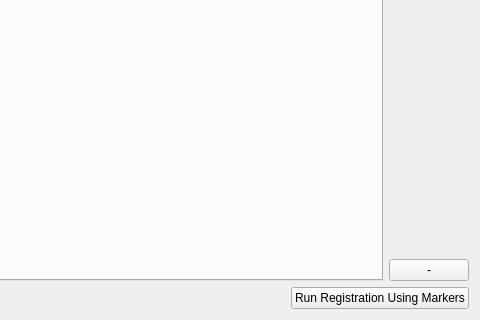
The window that ui/ui_registration_markers.ui (neutronimaging/python_notebooks) describes before a commit, drawn with Qt 5; both pictures show x 114 to 594 and y 211 to 531 of the 594 by 531 pixel window.
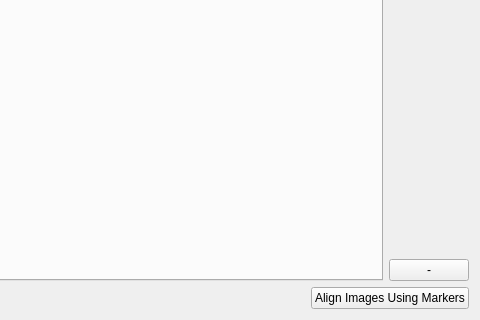
The same window after the commit.

Commit message: alignmenet using markers works

What changed in the file:
```diff
--- a/ui/ui_registration_markers.ui
+++ b/ui/ui_registration_markers.ui
@@ -115,7 +115,7 @@
      <item>
       <widget class="QPushButton" name="run_registration_button">
        <property name="text">
-        <string>Run Registration Using Markers</string>
+        <string>Align Images Using Markers</string>
        </property>
       </widget>
      </item>
```
The commit also changes 3 other files.
